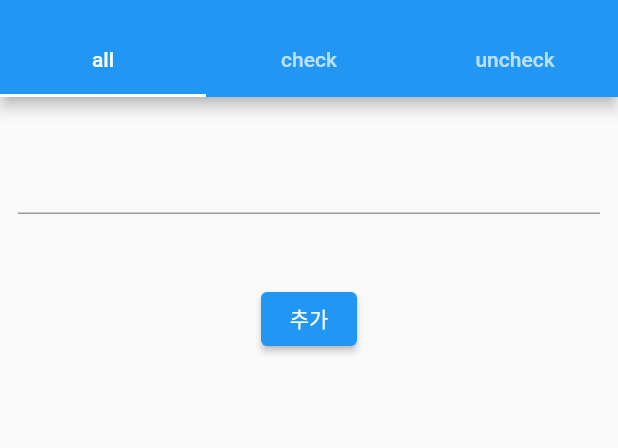
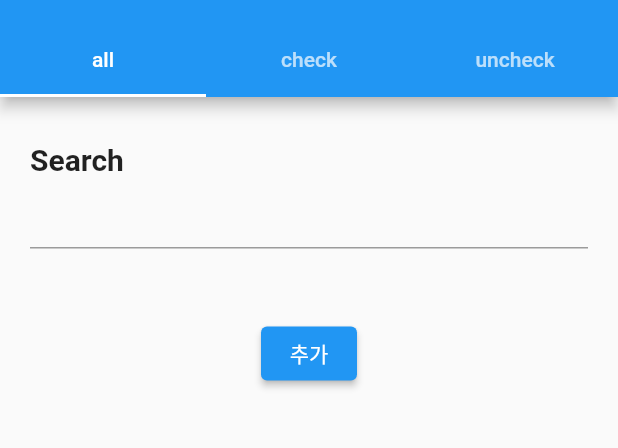
Before and after one commit to pyowonsik/card_list, a Flutter app: the screen it shows after launch, on a phone screen of 412 x 824 dp, the part 59-507 px from its top. Run offline on Flutter 3.47's test engine with Material 2 defaults, Android fonts, the phone set to English and light mode, and no system bars; our stand-ins replace bloc, flutter_bloc, freezed_annotation.

Commit message:
검색창 text 추가

```diff
--- a/lib/card_list.dart
+++ b/lib/card_list.dart
@@ -26,12 +26,16 @@ class CardList extends StatelessWidget {
                     Tab(text: 'uncheck'),
                   ]),
                 ),
-                body: Column(
+                body: Padding(
+                  padding: const EdgeInsets.fromLTRB(20, 0, 20, 0),
+                  child: Column(
+                    crossAxisAlignment: CrossAxisAlignment.start,
                     children: [
                       const SizedBox(height: 30),
-                    Padding(
-                      padding: const EdgeInsets.fromLTRB(12, 0, 12, 0),
-                      child: TextFormField(
+                      const Text('Search',
+                          style: TextStyle(
+                              fontSize: 20, fontWeight: FontWeight.bold)),
+                      TextFormField(
                         controller: searchController,
                         onChanged: (val) {
                           context.read<CardListBloc>().add(
@@ -39,7 +43,6 @@ class CardList extends StatelessWidget {
                                     cardName: val, cardModel: state.cardList),
                               );
                         },
-                      ),
                       ),
                       Expanded(
                         child: TabBarView(
@@ -52,13 +55,15 @@ class CardList extends StatelessWidget {
                             CheckListScreen(
                                 cardList: state.cardList
                                     .where((e) =>
-                                      e.card.contains(searchController.text) &&
+                                        e.card
+                                            .contains(searchController.text) &&
                                         e.isChecked == true)
                                     .toList()),
                             CheckListScreen(
                                 cardList: state.cardList
                                     .where((e) =>
-                                      e.card.contains(searchController.text) &&
+                                        e.card
+                                            .contains(searchController.text) &&
                                         e.isChecked == false)
                                     .toList())
                           ],
@@ -66,6 +71,7 @@ class CardList extends StatelessWidget {
                       ),
                     ],
                   ),
+                ),
               )),
         );
       },
--- a/lib/screen/list_screen.dart
+++ b/lib/screen/list_screen.dart
@@ -43,6 +43,10 @@ class ListScreen extends StatelessWidget {
                                   onPressed: () {
                                     cardListBloc.add(AddCardEvent(
                                         card: todoController.text));
+                                    state.copyWith(cardList: []);
+                                    // freezed를 이용한 사용 가능
+                                    print(state.toString());
+
                                     Navigator.pop(context);
                                   },
                                 ),
```
Lines whose indentation alone changed are shown as unchanged.
